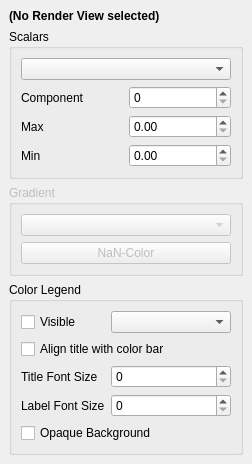
Before: the Qt Designer form gui/widgets/ColorMappingChooser.ui in kateyy/geohazardvis, drawn with Qt 5.
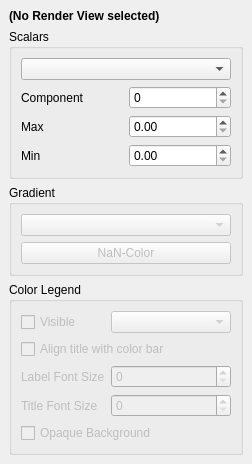
After: the same form once the commit is applied. Custom widgets are drawn as their Qt base class.

Commit message: ColorMappingChooser: disable group box contents instead of the box itself

Patch:
```diff
--- a/gui/widgets/ColorMappingChooser.ui
+++ b/gui/widgets/ColorMappingChooser.ui
@@ -56,7 +56,7 @@
         <widget class="QComboBox" name="scalarsComboBox"/>
        </item>
        <item>
-        <widget class="QWidget" name="widget" native="true">
+        <widget class="QWidget" name="widget">
          <layout class="QGridLayout" name="gridLayout">
           <property name="leftMargin">
            <number>0</number>
@@ -113,13 +113,31 @@
     <item>
      <widget class="CollapsibleGroupBox" name="gradientGroupBox">
       <property name="enabled">
-       <bool>false</bool>
+       <bool>true</bool>
       </property>
       <property name="title">
        <string>Gradient</string>
       </property>
       <layout class="QVBoxLayout" name="gradientGroupLayout">
        <item>
+        <widget class="QWidget" name="gradientGroupBoxContents">
+         <property name="enabled">
+          <bool>false</bool>
+         </property>
+         <layout class="QVBoxLayout" name="verticalLayout_2">
+          <property name="leftMargin">
+           <number>0</number>
+          </property>
+          <property name="topMargin">
+           <number>0</number>
+          </property>
+          <property name="rightMargin">
+           <number>0</number>
+          </property>
+          <property name="bottomMargin">
+           <number>0</number>
+          </property>
+          <item>
         <widget class="QComboBox" name="gradientComboBox"/>
        </item>
        <item>
@@ -132,33 +150,47 @@
       </layout>
      </widget>
     </item>
+      </layout>
+     </widget>
+    </item>
     <item>
      <widget class="CollapsibleGroupBox" name="legendGroupBox">
+      <property name="enabled">
+       <bool>true</bool>
+      </property>
       <property name="title">
        <string>Color Legend</string>
       </property>
       <layout class="QGridLayout" name="gridLayout_3">
-       <item row="4" column="0">
-        <widget class="QLabel" name="label_2">
-         <property name="text">
-          <string>Label Font Size</string>
-         </property>
-        </widget>
-       </item>
-       <item row="1" column="0">
+       <property name="spacing">
+        <number>0</number>
+       </property>
+       <item row="7" column="0">
+        <widget class="QWidget" name="legendGroupBoxContents">
+         <property name="enabled">
+          <bool>false</bool>
+         </property>
+         <layout class="QGridLayout" name="gridLayout_2">
+          <property name="leftMargin">
+           <number>0</number>
+          </property>
+          <property name="topMargin">
+           <number>0</number>
+          </property>
+          <property name="rightMargin">
+           <number>0</number>
+          </property>
+          <property name="bottomMargin">
+           <number>0</number>
+          </property>
+          <item row="0" column="0">
         <widget class="QCheckBox" name="colorLegendCheckBox">
          <property name="text">
           <string>Visible</string>
          </property>
         </widget>
        </item>
-       <item row="3" column="1">
-        <widget class="QSpinBox" name="legendTitleFontSize"/>
-       </item>
-       <item row="4" column="1">
-        <widget class="QSpinBox" name="legendLabelFontSize"/>
-       </item>
-       <item row="1" column="1">
+          <item row="0" column="1">
         <widget class="QComboBox" name="legendPositionComboBox">
          <property name="sizePolicy">
           <sizepolicy hsizetype="Expanding" vsizetype="Fixed">
@@ -168,7 +200,7 @@
          </property>
         </widget>
        </item>
-       <item row="2" column="0" colspan="2">
+          <item row="1" column="0" colspan="2">
         <widget class="QCheckBox" name="legendAlignTitleCheckBox">
          <property name="sizePolicy">
           <sizepolicy hsizetype="Minimum" vsizetype="Fixed">
@@ -181,6 +213,16 @@
          </property>
         </widget>
        </item>
+          <item row="2" column="0">
+           <widget class="QLabel" name="label_2">
+            <property name="text">
+             <string>Label Font Size</string>
+            </property>
+           </widget>
+          </item>
+          <item row="2" column="1">
+           <widget class="QSpinBox" name="legendTitleFontSize"/>
+          </item>
        <item row="3" column="0">
         <widget class="QLabel" name="label">
          <property name="text">
@@ -188,11 +230,17 @@
          </property>
         </widget>
        </item>
-       <item row="5" column="0" colspan="2">
+          <item row="3" column="1">
+           <widget class="QSpinBox" name="legendLabelFontSize"/>
+          </item>
+          <item row="4" column="0" colspan="2">
         <widget class="QCheckBox" name="legendBackgroundCheckBox">
          <property name="text">
           <string>Opaque Background</string>
          </property>
+           </widget>
+          </item>
+         </layout>
         </widget>
        </item>
       </layout>
```
Lines whose indentation alone changed are shown as unchanged. The commit also changes 1 other file.
